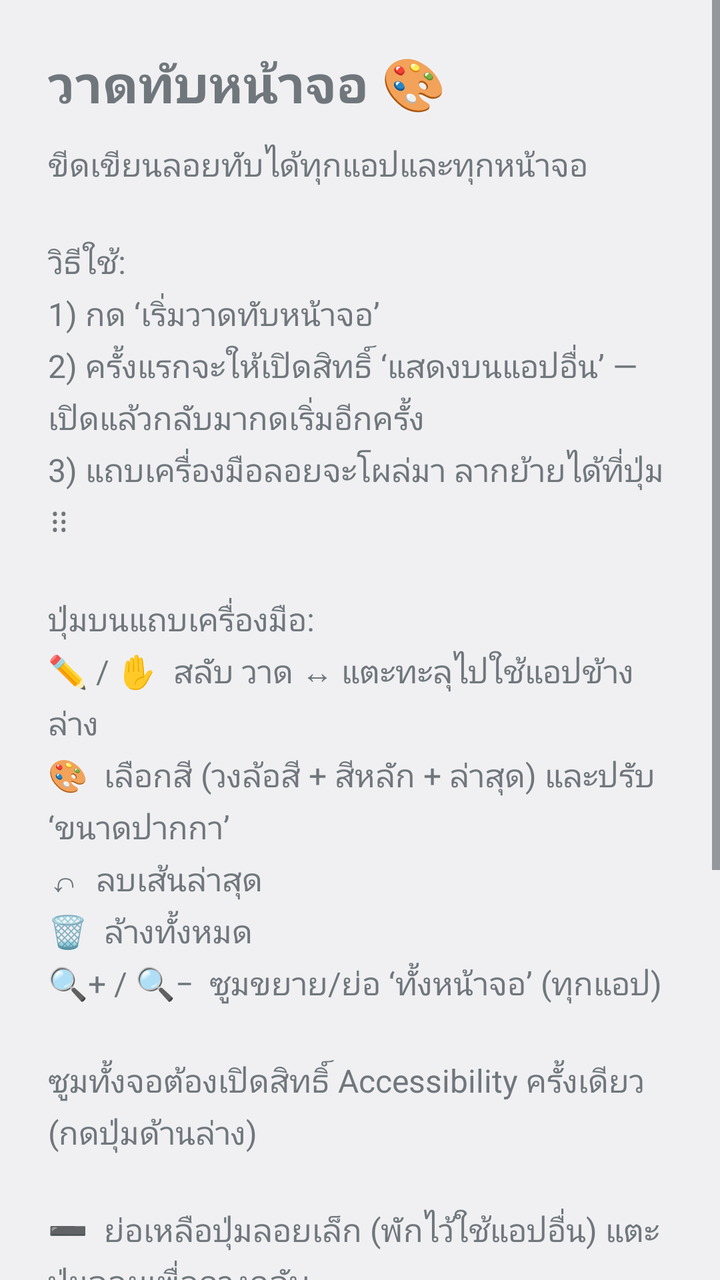
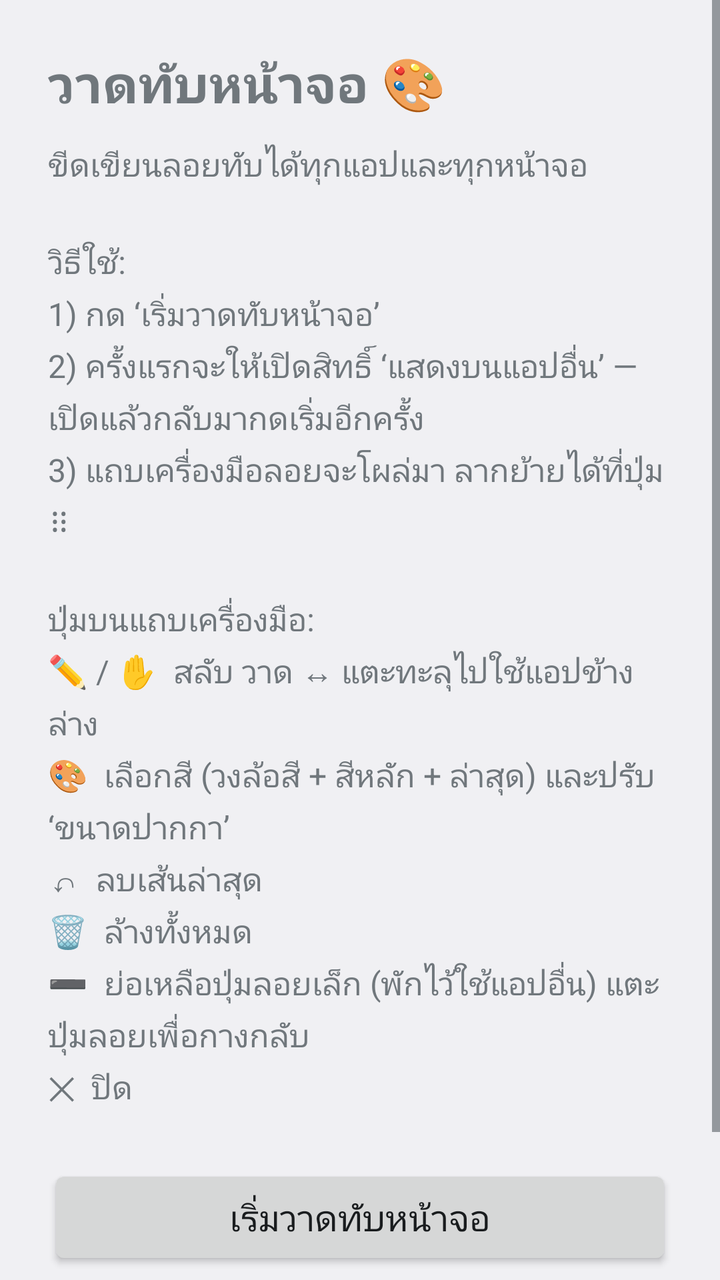

Two renders of the same Android screen: before a commit and after it. Below are the layout's source before the change and the commit's diff.
<!-- AndroidManifest.xml: application theme android:Theme.DeviceDefault.Light -->
<!-- res/layout/activity_main.xml -->
<?xml version="1.0" encoding="utf-8"?>
<ScrollView xmlns:android="http://schemas.android.com/apk/res/android"
    android:layout_width="match_parent"
    android:layout_height="match_parent">

    <LinearLayout
        android:layout_width="match_parent"
        android:layout_height="wrap_content"
        android:orientation="vertical"
        android:padding="24dp">

        <TextView
            android:layout_width="wrap_content"
            android:layout_height="wrap_content"
            android:text="วาดทับหน้าจอ 🎨"
            android:textSize="26sp"
            android:textStyle="bold"
            android:paddingBottom="12dp" />

        <TextView
            android:layout_width="match_parent"
            android:layout_height="wrap_content"
            android:text="ขีดเขียนลอยทับได้ทุกแอปและทุกหน้าจอ\n\nวิธีใช้:\n1) กด ‘เริ่มวาดทับหน้าจอ’\n2) ครั้งแรกจะให้เปิดสิทธิ์ ‘แสดงบนแอปอื่น’ — เปิดแล้วกลับมากดเริ่มอีกครั้ง\n3) แถบเครื่องมือลอยจะโผล่มา ลากย้ายได้ที่ปุ่ม ⠿\n\nปุ่มบนแถบเครื่องมือ:\n✏️ / ✋  สลับ วาด ↔ แตะทะลุไปใช้แอปข้างล่าง\n🎨  เลือกสี (วงล้อสี + สีหลัก + ล่าสุด) และปรับ ‘ขนาดปากกา’\n↶  ลบเส้นล่าสุด\n🗑  ล้างทั้งหมด\n🔍+ / 🔍−  ซูมขยาย/ย่อ ‘ทั้งหน้าจอ’ (ทุกแอป)\n\nซูมทั้งจอต้องเปิดสิทธิ์ Accessibility ครั้งเดียว (กดปุ่มด้านล่าง)\n\n➖  ย่อเหลือปุ่มลอยเล็ก (พักไว้ใช้แอปอื่น) แตะปุ่มลอยเพื่อกางกลับ\n✕  ปิด"
            android:textSize="16sp"
            android:lineSpacingMultiplier="1.2"
            android:paddingBottom="28dp" />

        <TextView
            android:id="@+id/statusText"
            android:layout_width="match_parent"
            android:layout_height="wrap_content"
            android:text=""
            android:textStyle="bold"
            android:textSize="15sp"
            android:paddingBottom="12dp" />

        <Button
            android:id="@+id/btnStart"
            android:layout_width="match_parent"
            android:layout_height="wrap_content"
            android:text="เริ่มวาดทับหน้าจอ"
            android:textSize="18sp"
            android:paddingVertical="14dp" />

        <Button
            android:id="@+id/btnZoomPerm"
            android:layout_width="match_parent"
            android:layout_height="wrap_content"
            android:layout_marginTop="12dp"
            android:text="เปิดสิทธิ์ซูมทั้งจอ (Accessibility)"
            android:textSize="16sp"
            android:paddingVertical="14dp" />

        <Button
            android:id="@+id/btnStop"
            android:layout_width="match_parent"
            android:layout_height="wrap_content"
            android:layout_marginTop="12dp"
            android:text="หยุด"
            android:textSize="18sp"
            android:paddingVertical="14dp" />
    </LinearLayout>
</ScrollView>
<!-- resources referenced by this layout -->
<resources>

</resources>

<!-- the commit's change to res/layout/activity_main.xml (unified diff, before → after) -->
@@ -20,19 +20,10 @@
         <TextView
             android:layout_width="match_parent"
             android:layout_height="wrap_content"
-            android:text="ขีดเขียนลอยทับได้ทุกแอปและทุกหน้าจอ\n\nวิธีใช้:\n1) กด ‘เริ่มวาดทับหน้าจอ’\n2) ครั้งแรกจะให้เปิดสิทธิ์ ‘แสดงบนแอปอื่น’ — เปิดแล้วกลับมากดเริ่มอีกครั้ง\n3) แถบเครื่องมือลอยจะโผล่มา ลากย้ายได้ที่ปุ่ม ⠿\n\nปุ่มบนแถบเครื่องมือ:\n✏️ / ✋  สลับ วาด ↔ แตะทะลุไปใช้แอปข้างล่าง\n🎨  เลือกสี (วงล้อสี + สีหลัก + ล่าสุด) และปรับ ‘ขนาดปากกา’\n↶  ลบเส้นล่าสุด\n🗑  ล้างทั้งหมด\n🔍+ / 🔍−  ซูมขยาย/ย่อ ‘ทั้งหน้าจอ’ (ทุกแอป)\n\nซูมทั้งจอต้องเปิดสิทธิ์ Accessibility ครั้งเดียว (กดปุ่มด้านล่าง)\n\n➖  ย่อเหลือปุ่มลอยเล็ก (พักไว้ใช้แอปอื่น) แตะปุ่มลอยเพื่อกางกลับ\n✕  ปิด"
+            android:text="ขีดเขียนลอยทับได้ทุกแอปและทุกหน้าจอ\n\nวิธีใช้:\n1) กด ‘เริ่มวาดทับหน้าจอ’\n2) ครั้งแรกจะให้เปิดสิทธิ์ ‘แสดงบนแอปอื่น’ — เปิดแล้วกลับมากดเริ่มอีกครั้ง\n3) แถบเครื่องมือลอยจะโผล่มา ลากย้ายได้ที่ปุ่ม ⠿\n\nปุ่มบนแถบเครื่องมือ:\n✏️ / ✋  สลับ วาด ↔ แตะทะลุไปใช้แอปข้างล่าง\n🎨  เลือกสี (วงล้อสี + สีหลัก + ล่าสุด) และปรับ ‘ขนาดปากกา’\n↶  ลบเส้นล่าสุด\n🗑  ล้างทั้งหมด\n➖  ย่อเหลือปุ่มลอยเล็ก (พักไว้ใช้แอปอื่น) แตะปุ่มลอยเพื่อกางกลับ\n✕  ปิด"
             android:textSize="16sp"
             android:lineSpacingMultiplier="1.2"
             android:paddingBottom="28dp" />
-
-        <TextView
-            android:id="@+id/statusText"
-            android:layout_width="match_parent"
-            android:layout_height="wrap_content"
-            android:text=""
-            android:textStyle="bold"
-            android:textSize="15sp"
-            android:paddingBottom="12dp" />
 
         <Button
             android:id="@+id/btnStart"
@@ -40,15 +31,6 @@
             android:layout_height="wrap_content"
             android:text="เริ่มวาดทับหน้าจอ"
             android:textSize="18sp"
-            android:paddingVertical="14dp" />
-
-        <Button
-            android:id="@+id/btnZoomPerm"
-            android:layout_width="match_parent"
-            android:layout_height="wrap_content"
-            android:layout_marginTop="12dp"
-            android:text="เปิดสิทธิ์ซูมทั้งจอ (Accessibility)"
-            android:textSize="16sp"
             android:paddingVertical="14dp" />
 
         <Button
